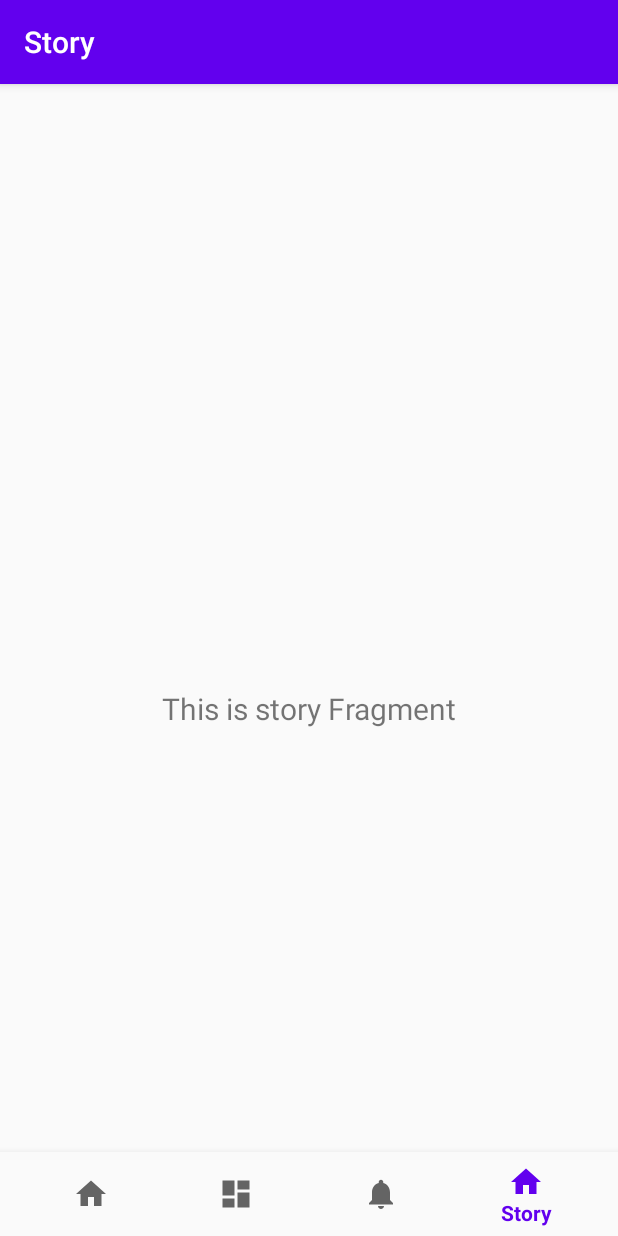
After one commit to ikarian7/FinalApp, an Android app: the StoryFragment screen opened through its navigation route, on a phone screen of 412 x 824 dp. The commit adds this screen. Run offline under Robolectric (Android 15) with nearby library versions, the phone set to English and light mode, and no system bars; our stand-ins replace navigation-ui.

Commit message:
made 4th fragment for tabnav

```diff
--- a/FinalApp/app/src/main/java/com/example/finalapp/MainActivity.kt
+++ b/FinalApp/app/src/main/java/com/example/finalapp/MainActivity.kt
@@ -19,7 +19,7 @@ class MainActivity : AppCompatActivity() {
         // Passing each menu ID as a set of Ids because each
         // menu should be considered as top level destinations.
         val appBarConfiguration = AppBarConfiguration(setOf(
-                R.id.navigation_home, R.id.navigation_dashboard, R.id.navigation_notifications))
+                R.id.navigation_character, R.id.navigation_info, R.id.navigation_combat, R.id.navigation_story))
         setupActionBarWithNavController(navController, appBarConfiguration)
         navView.setupWithNavController(navController)
     }
--- /dev/null
+++ b/FinalApp/app/src/main/java/com/example/finalapp/ui/story/StoryFragment.kt
@@ -0,0 +1,31 @@
+package com.example.finalapp.ui.story
+
+import android.os.Bundle
+import android.view.LayoutInflater
+import android.view.View
+import android.view.ViewGroup
+import android.widget.TextView
+import androidx.fragment.app.Fragment
+import androidx.lifecycle.Observer
+import androidx.lifecycle.ViewModelProviders
+import com.example.finalapp.R
+
+class StoryFragment : Fragment() {
+
+    private lateinit var storyViewModel: StoryViewModel
+
+    override fun onCreateView(
+        inflater: LayoutInflater,
+        container: ViewGroup?,
+        savedInstanceState: Bundle?
+    ): View? {
+        storyViewModel =
+            ViewModelProviders.of(this).get(StoryViewModel::class.java)
+        val root = inflater.inflate(R.layout.fragment_notifications, container, false)
+        val textView: TextView = root.findViewById(R.id.text_notifications)
+        storyViewModel.text.observe(viewLifecycleOwner, Observer {
+            textView.text = it
+        })
+        return root
+    }
+}
--- /dev/null
+++ b/FinalApp/app/src/main/java/com/example/finalapp/ui/story/StoryViewModel.kt
@@ -0,0 +1,13 @@
+package com.example.finalapp.ui.story
+
+import androidx.lifecycle.LiveData
+import androidx.lifecycle.MutableLiveData
+import androidx.lifecycle.ViewModel
+
+class StoryViewModel : ViewModel() {
+
+    private val _text = MutableLiveData<String>().apply {
+        value = "This is story Fragment"
+    }
+    val text: LiveData<String> = _text
+}
--- a/FinalApp/app/src/main/res/menu/bottom_nav_menu.xml
+++ b/FinalApp/app/src/main/res/menu/bottom_nav_menu.xml
@@ -2,18 +2,22 @@
 <menu xmlns:android="http://schemas.android.com/apk/res/android">
 
     <item
-        android:id="@+id/navigation_home"
+        android:id="@+id/navigation_character"
         android:icon="@drawable/ic_home_black_24dp"
-        android:title="@string/title_home" />
+        android:title="@string/title_character" />
 
     <item
-        android:id="@+id/navigation_dashboard"
+        android:id="@+id/navigation_info"
         android:icon="@drawable/ic_dashboard_black_24dp"
-        android:title="@string/title_dashboard" />
+        android:title="@string/title_info" />
 
     <item
-        android:id="@+id/navigation_notifications"
+        android:id="@+id/navigation_combat"
         android:icon="@drawable/ic_notifications_black_24dp"
-        android:title="@string/title_notifications" />
+        android:title="@string/title_combat" />
 
+    <item
+        android:id="@+id/navigation_story"
+        android:icon="@drawable/ic_home_black_24dp"
+        android:title="@string/title_story" />
 </menu>
--- a/FinalApp/app/src/main/res/navigation/mobile_navigation.xml
+++ b/FinalApp/app/src/main/res/navigation/mobile_navigation.xml
@@ -3,23 +3,30 @@
     xmlns:app="http://schemas.android.com/apk/res-auto"
     xmlns:tools="http://schemas.android.com/tools"
     android:id="@+id/mobile_navigation"
-    app:startDestination="@+id/navigation_home">
+    app:startDestination="@+id/navigation_character">
 
     <fragment
-        android:id="@+id/navigation_home"
+        android:id="@+id/navigation_character"
         android:name="com.example.finalapp.ui.home.HomeFragment"
-        android:label="@string/title_home"
+        android:label="@string/title_character"
         tools:layout="@layout/fragment_home" />
 
     <fragment
-        android:id="@+id/navigation_dashboard"
+        android:id="@+id/navigation_info"
         android:name="com.example.finalapp.ui.dashboard.DashboardFragment"
-        android:label="@string/title_dashboard"
+        android:label="@string/title_info"
         tools:layout="@layout/fragment_dashboard" />
 
     <fragment
-        android:id="@+id/navigation_notifications"
+        android:id="@+id/navigation_combat"
         android:name="com.example.finalapp.ui.notifications.NotificationsFragment"
-        android:label="@string/title_notifications"
+        android:label="@string/title_combat"
         tools:layout="@layout/fragment_notifications" />
+
+    <fragment
+        android:id="@+id/navigation_story"
+        android:name="com.example.finalapp.ui.story.StoryFragment"
+        android:label="@string/title_story"
+        tools:layout="@layout/fragment_story"
+        />
 </navigation>
--- a/FinalApp/app/src/main/res/values/strings.xml
+++ b/FinalApp/app/src/main/res/values/strings.xml
@@ -1,6 +1,7 @@
 <resources>
     <string name="app_name">FinalApp</string>
-    <string name="title_home">Home</string>
-    <string name="title_dashboard">Dashboard</string>
-    <string name="title_notifications">Notifications</string>
+    <string name="title_character">Character</string>
+    <string name="title_info">Info</string>
+    <string name="title_combat">Combat</string>
+    <string name="title_story">Story</string>
 </resources>
```
Also changed, not shown: FinalApp/app/src/main/res/layout/fragment_story.xml (added, +22 -0 lines).
